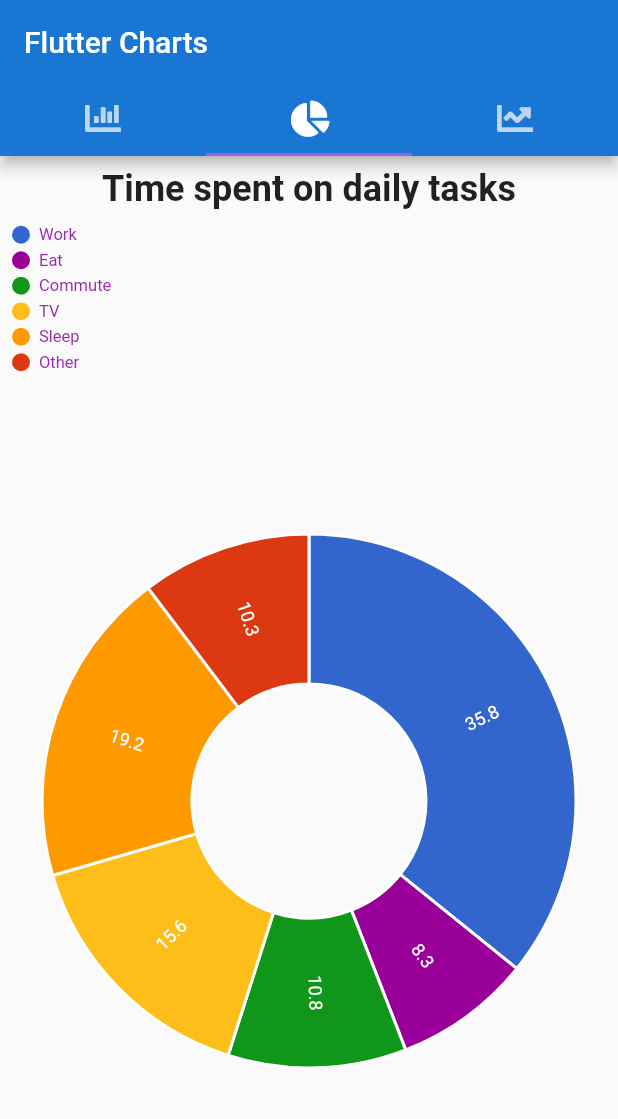
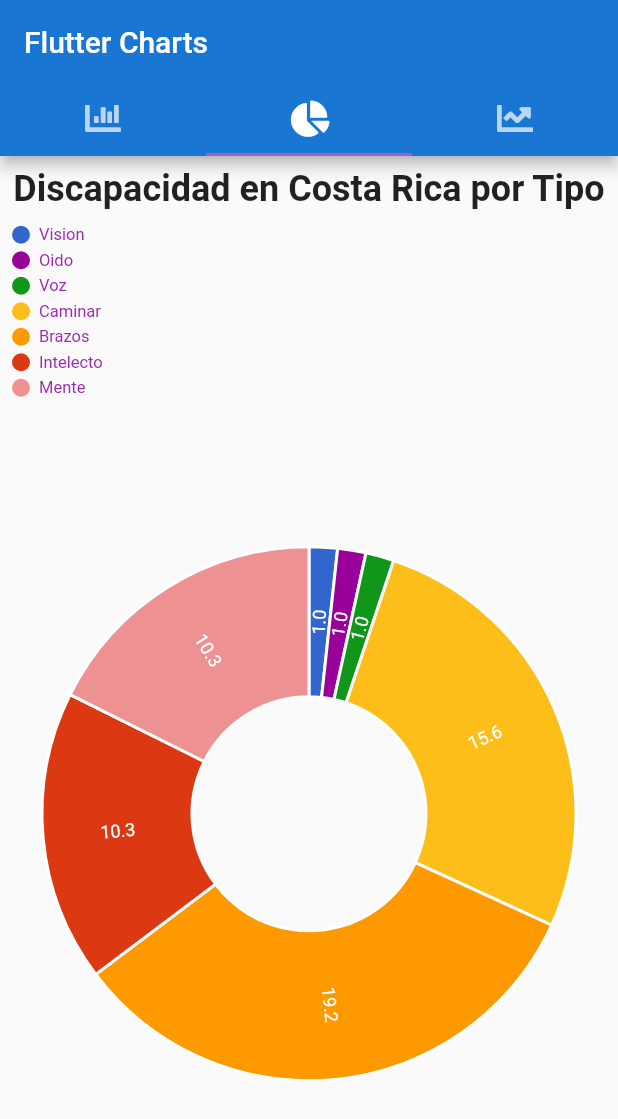
Before and after one commit to MH102/flutter_pc1, a Flutter app: the screen it shows after launch, tab 2 chosen, on a phone screen of 412 x 824 dp. Shown: the top 1119 px of the screen. Run offline on Flutter 3.47's test engine with Material 2 defaults, Android fonts, the phone set to English and light mode, and no system bars; our stand-ins replace charts_flutter, font_awesome_flutter; Roboto replaces fonts that are missing (Georgia).

Commit message:
[Fixed] Donut chart categories now show the intended names
Signed-off-by: Moises David Higuerey Hernandez <hhmoises@hotmail.com>

```diff
--- a/lib/homepage.dart
+++ b/lib/homepage.dart
@@ -37,30 +37,15 @@ class _HomePageState extends State<HomePage> {
     ];
 
     var piedata = [
-      new Task('Work', 35.8, Color(0xff3366cc)),
-      new Task('Eat', 8.3, Color(0xff990099)),
-      new Task('Commute', 10.8, Color(0xff109618)),
-      new Task('TV', 15.6, Color(0xfffdbe19)),
-      new Task('Sleep', 19.2, Color(0xffff9900)),
-      new Task('Other', 10.3, Color(0xffdc3912)),
+      new Task('Vision', 1, Color(0xff3366cc)),
+      new Task('Oido', 1, Color(0xff990099)),
+      new Task('Voz', 1, Color(0xff109618)),
+      new Task('Caminar', 15.6, Color(0xfffdbe19)),
+      new Task('Brazos', 19.2, Color(0xffff9900)),
+      new Task('Intelecto', 10.3, Color(0xffdc3912)),
+      new Task('Mente', 10.3, Color(0xffed9192)),
     ];
 
-    var linesalesdata = [
-      new Sales(0, 45),
-      new Sales(1, 56),
-      new Sales(2, 55),
-      new Sales(3, 60),
-      new Sales(4, 61),
-      new Sales(5, 70),
-    ];
-    var linesalesdata1 = [
-      new Sales(0, 35),
-      new Sales(1, 46),
-      new Sales(2, 45),
-      new Sales(3, 50),
-      new Sales(4, 51),
-      new Sales(5, 60),
-    ];
     final visionBData = [
       new DisBurbuja(14471, 0),
       new DisBurbuja(30661, 15),
@@ -166,24 +151,6 @@ class _HomePageState extends State<HomePage> {
       ),
     );
 
-    _seriesLineData.add(
-      charts.Series(
-        colorFn: (__, _) => charts.ColorUtil.fromDartColor(Color(0xff990099)),
-        id: 'Air Pollution',
-        data: linesalesdata,
-        domainFn: (Sales sales, _) => sales.yearval,
-        measureFn: (Sales sales, _) => sales.salesval,
-      ),
-    );
-    _seriesLineData.add(
-      charts.Series(
-        colorFn: (__, _) => charts.ColorUtil.fromDartColor(Color(0xff109618)),
-        id: 'Air Pollution',
-        data: linesalesdata1,
-        domainFn: (Sales sales, _) => sales.yearval,
-        measureFn: (Sales sales, _) => sales.salesval,
-      ),
-    );
 
     _seriesBubbleData.add(
       charts.Series(
@@ -399,7 +366,7 @@ class _HomePageState extends State<HomePage> {
                     child: Column(
                       children: <Widget>[
                         Text(
-                            'Time spent on daily tasks',style: TextStyle(fontSize: 24.0,fontWeight: FontWeight.bold),),
+                            'Discapacidad en Costa Rica por Tipo',style: TextStyle(fontSize: 24.0,fontWeight: FontWeight.bold),),
                             SizedBox(height: 10.0,),
                         Expanded(
                           child: charts.PieChart(
```
